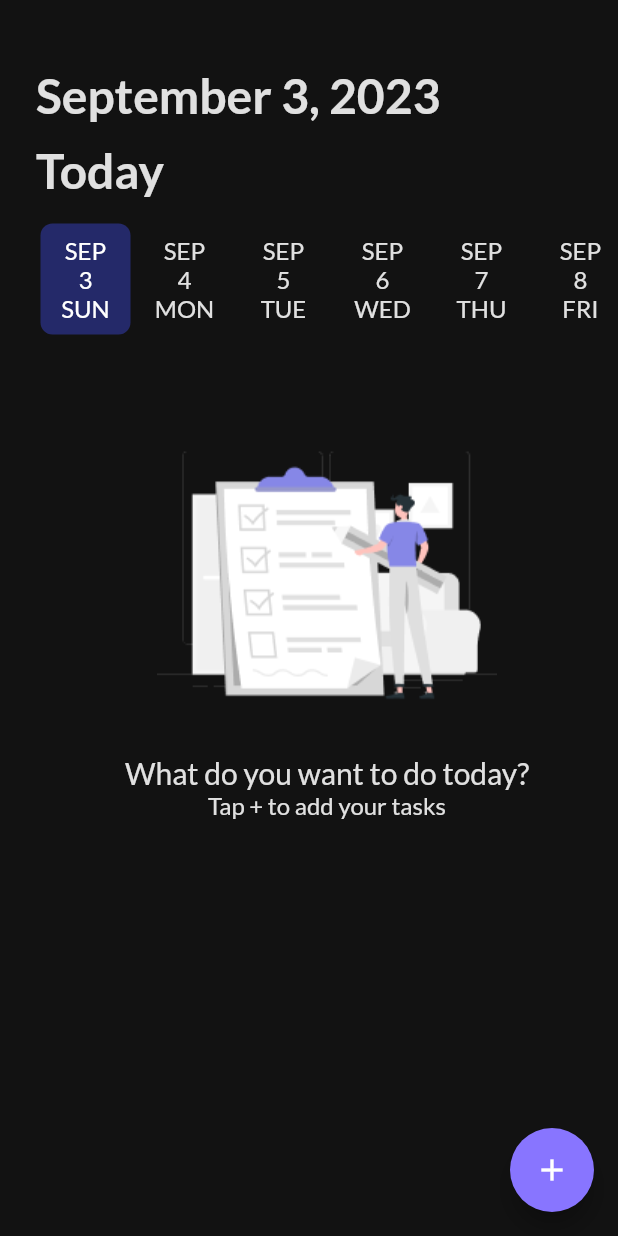
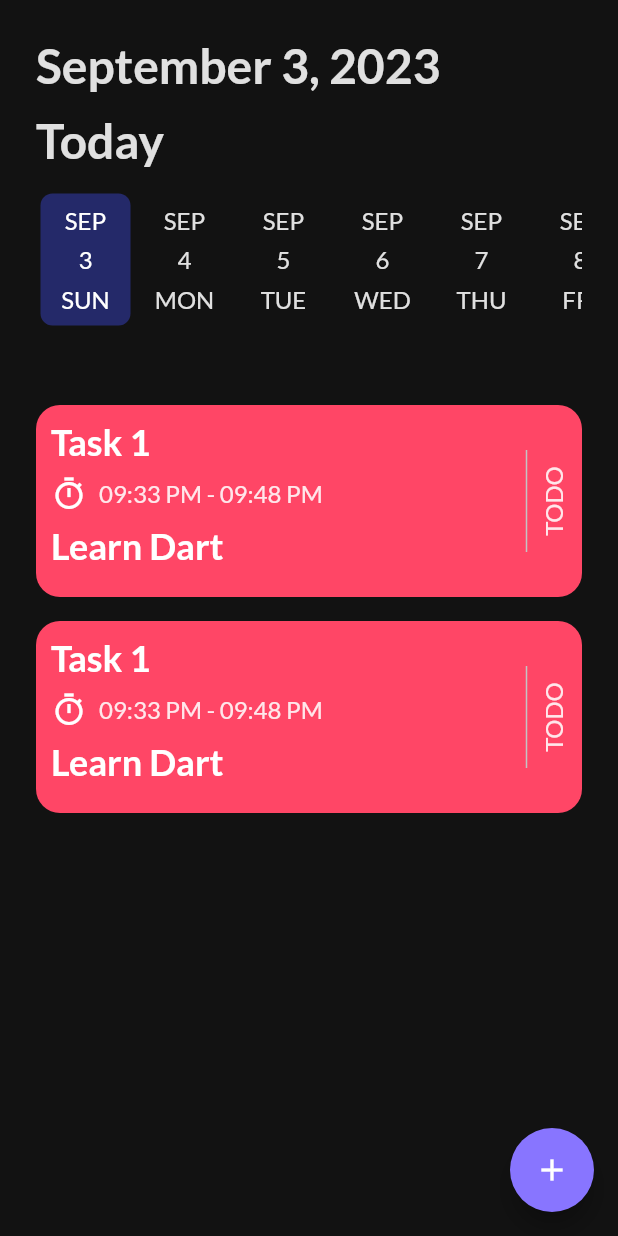
Before and after one commit to eng-muhammedabdulrahman/to_do_app, a Flutter app: the screen it shows after launch, after a tap on "SKIP", after a tap on "Get Started", on a phone screen of 412 x 824 dp. Run offline on Flutter 3.47's test engine with Material 2 defaults, Android fonts, the phone set to English and light mode, and no system bars; drawn by our look-alikes of date_picker_timeline; our stand-ins replace get_it, google_fonts, shared_preferences, smooth_page_indicator.

Commit message:
task component

```diff
--- a/lib/core/theme/theme.dart
+++ b/lib/core/theme/theme.dart
@@ -23,6 +23,12 @@ ThemeData getAppTheme() {
             fontWeight: FontWeight.normal,
             fontSize: 16,
           ),
+          labelLarge: GoogleFonts.lato(
+            color: AppColors.white,
+            fontWeight: FontWeight.w700,
+            fontSize: 24,
+            fontStyle: FontStyle.normal
+          ),
           displaySmall: GoogleFonts.lato(
             color: AppColors.white,
             fontWeight: FontWeight.w400,
--- a/lib/core/utils/app_colors.dart
+++ b/lib/core/utils/app_colors.dart
@@ -13,4 +13,5 @@ class AppColors {
   static const Color grey = Color(0xff979797);
   static const Color deepGrey = Color(0xff424242);
   static const Color selectDate = Color(0xff242969);
+  static const Color line = Color(0xffC4C4C4);
 }
--- a/lib/features/task/presentation/screens/home_screen.dart
+++ b/lib/features/task/presentation/screens/home_screen.dart
@@ -12,7 +12,7 @@ class HomeScreen extends StatelessWidget {
   Widget build(BuildContext context) {
     return Scaffold(
       body: Padding(
-        padding: const EdgeInsets.only(left: 24, top: 44),
+        padding: const EdgeInsets.all(24),
         child: Column(
           crossAxisAlignment: CrossAxisAlignment.start,
           children: [
@@ -33,6 +33,7 @@ class HomeScreen extends StatelessWidget {
               height: 14,
             ),
             DatePicker(
+              height: 94,
               DateTime.now(),
               initialSelectedDate: DateTime.now(),
               selectionColor: AppColors.selectDate,
@@ -50,11 +51,13 @@ class HomeScreen extends StatelessWidget {
             const SizedBox(
               height: 50,
             ),
-            Center(
-              child:
-              // no tasks
-              noTasksWidget(context),
-            ),
+            // Center(
+            //   child:
+            //   // no tasks
+            //   // noTasksWidget(context),
+            // ),
+            const TaskComponent(),
+            const TaskComponent(),
           ],
         ),
       ),
@@ -68,17 +71,14 @@ class HomeScreen extends StatelessWidget {
   }
 
   Column noTasksWidget(BuildContext context) {
-    return Column(
-              children: [
+    return Column(children: [
       Image.asset(
         AppAsseets.noTasks,
       ),
       Text(
         AppStrings.noTaskTitle,
-                style: Theme.of(context)
-                    .textTheme
-                    .displayMedium!
-                    .copyWith(fontSize: 20),
+        style:
+            Theme.of(context).textTheme.displayMedium!.copyWith(fontSize: 20),
       ),
       Text(
         AppStrings.noTaskSubTitle,
@@ -87,3 +87,75 @@ class HomeScreen extends StatelessWidget {
     ]);
   }
 }
+
+class TaskComponent extends StatelessWidget {
+  const TaskComponent({
+    super.key,
+  });
+
+  @override
+  Widget build(BuildContext context) {
+    return Container(
+      height: 128,
+      padding: const EdgeInsets.all(10),
+      decoration: BoxDecoration(
+        color: AppColors.red,
+        borderRadius: BorderRadius.circular(16),
+      ),
+      margin: const EdgeInsets.only(bottom: 16),
+      child: Row(children: [
+        // column
+        Expanded(
+          child: Column(
+            crossAxisAlignment: CrossAxisAlignment.start,
+            children: [
+              // text
+              Text(
+                'Task 1',
+                style: Theme.of(context).textTheme.labelLarge,
+              ),
+              const SizedBox(height: 8),
+              // row
+              Row(
+                mainAxisAlignment: MainAxisAlignment.start,
+                children: [
+                  const Icon(
+                    Icons.timer_sharp,
+                    color: AppColors.white,
+                  ),
+                  const SizedBox(
+                    width: 8,
+                  ),
+                  Text(
+                    '09:33 PM - 09:48 PM',
+                    style: Theme.of(context).textTheme.displayMedium,
+                  )
+                ],
+              ),
+              const SizedBox(height: 8),
+              // text
+              Text(
+                'Learn Dart',
+                style: Theme.of(context).textTheme.labelLarge,
+              ),
+            ],
+          ),
+        ),
+        // divider
+        const VerticalDivider(
+          color: AppColors.line,
+          thickness: 1,
+          indent: 20,
+          endIndent: 20,
+        ),
+        // text
+        RotatedBox(
+            quarterTurns: 3,
+            child: Text(
+              AppStrings.toDo,
+              style: Theme.of(context).textTheme.displayMedium,
+            ))
+      ]),
+    );
+  }
+}
```
Lines whose indentation alone changed are shown as unchanged.
